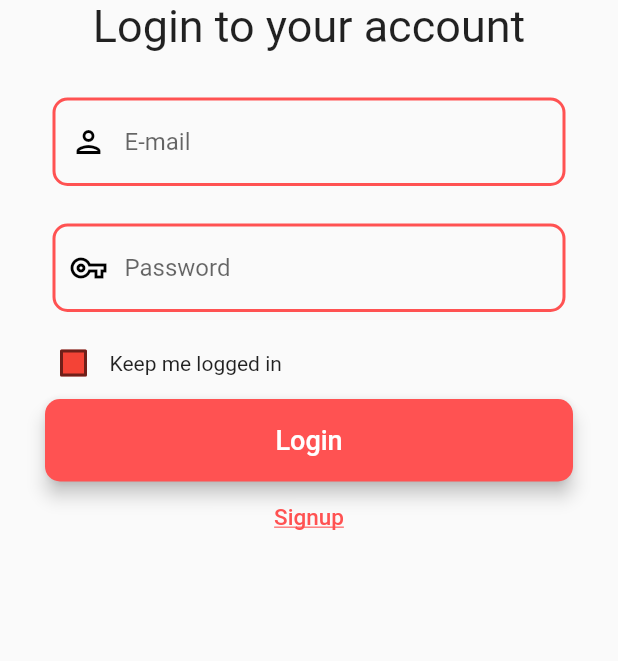
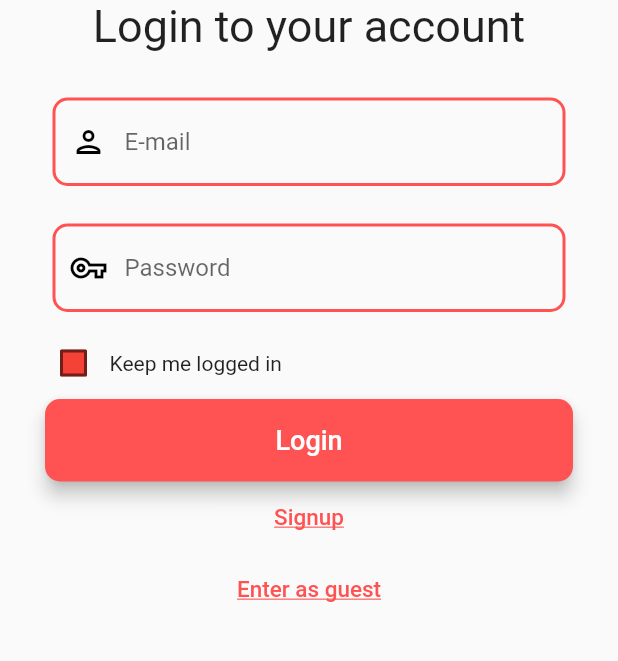
Before and after one commit to JayAree999/JSL, a Flutter app: the screen it shows after launch, on a phone screen of 412 x 824 dp, the part 495-1156 px from its top. Run offline on Flutter 3.47's test engine with Material 2 defaults, Android fonts, the phone set to English and light mode, and no system bars.

Commit message:
Added a button to enter as guest

```diff
--- a/lib/LoginScreen.dart
+++ b/lib/LoginScreen.dart
@@ -143,6 +143,19 @@ class _LoginScreenState extends State<LoginScreen> {
                     ),
                   ),
                 ),
+                Center(
+                  child: TextButton(
+                      onPressed: () { Navigator.pushNamed(context, '/location'); },
+                      child: const Text(
+                        "Enter as guest",
+                        style: TextStyle(
+                            decoration: TextDecoration.underline,
+                            color: Colors.redAccent,
+                            fontSize: 15
+                        ),
+                      )
+                    ),
+                  ),
               ],
             )
         ),
```
